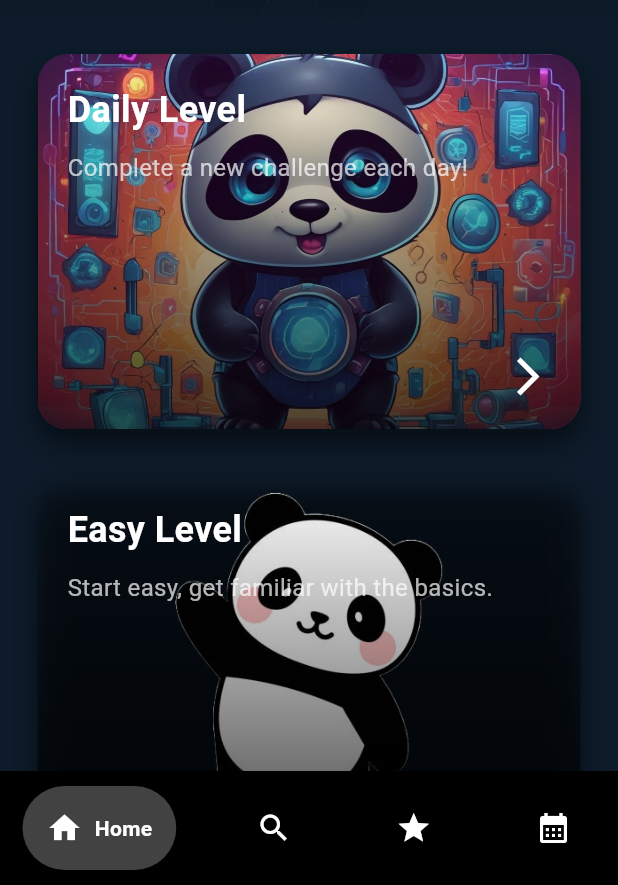
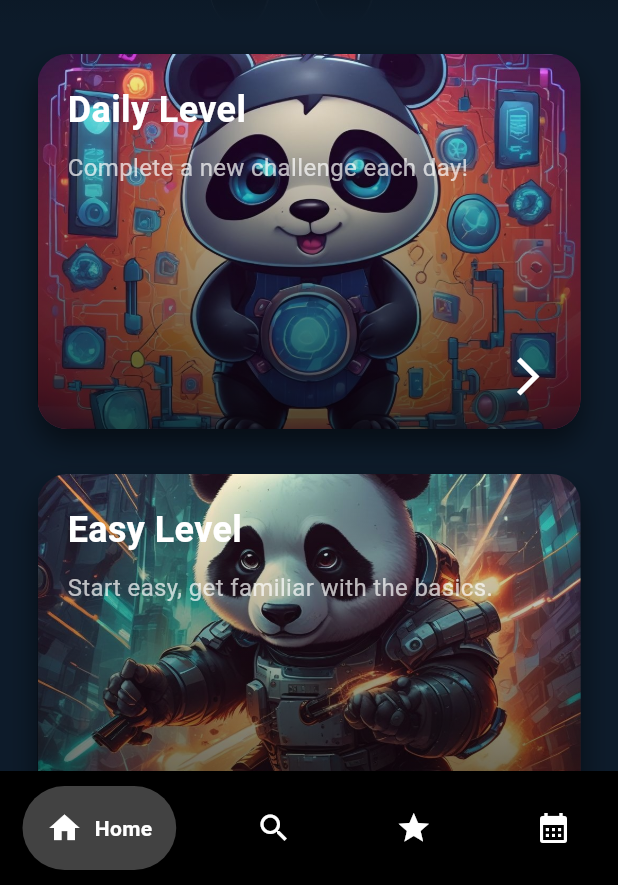
Before and after one commit to Cameron1386/pandemonium, a Flutter app: the screen it shows once a user with an empty profile is signed in, item 2 of the bottom bar chosen, on a phone screen of 412 x 824 dp, the part 351-1236 px from its top. Run offline on Flutter 3.47's test engine with Material 3 defaults, Android fonts, the phone set to English and light mode, and no system bars; drawn by our look-alikes of google_nav_bar; our stand-ins replace cloud_firestore, dash_chat_2, firebase_auth, firebase_core, firebase_messaging, flutter_gemini and 4 more; accounts and stored records are empty; project files that could hold a hidden picture were left out.

```diff
--- a/lib/pages/main_screens/home_content.dart
+++ b/lib/pages/main_screens/home_content.dart
@@ -247,7 +247,7 @@ class _InnerHomeContent extends StatelessWidget {
                   context,
                   'Easy Level',
                   'Start easy, get familiar with the basics.',
-                  'lib/images/panda.png',
+                  'lib/images/srywut.jpg',
                   Colors.green,
                   () => Navigator.push(context, MaterialPageRoute(builder: (context) => const EasyLevel())),
                 ),
@@ -256,7 +256,7 @@ class _InnerHomeContent extends StatelessWidget {
                   context,
                   'Hard Level',
                   'Take on the hardest challenges!',
-                  'lib/images/panda.png',
+                  'lib/images/uhhh.jpg',
                   Colors.orange,
                   () => Navigator.push(context, MaterialPageRoute(builder: (context) => const HardLevel())),
                 ),
```
Also changed, not shown: lib/images/srywut.jpg (added).
